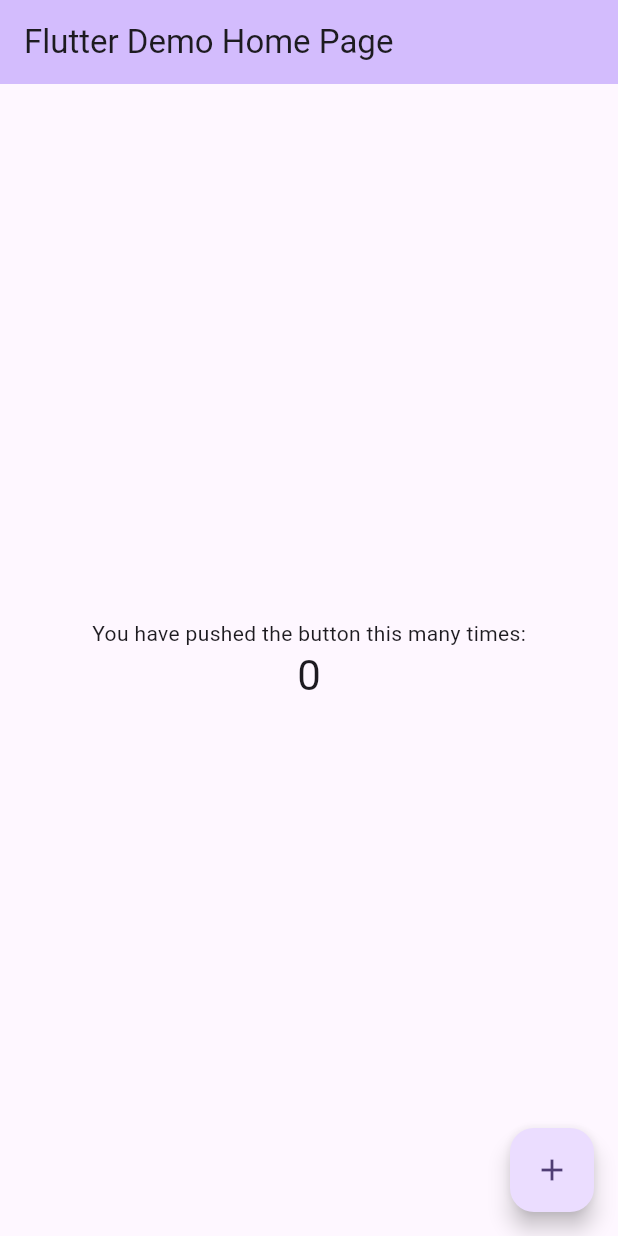
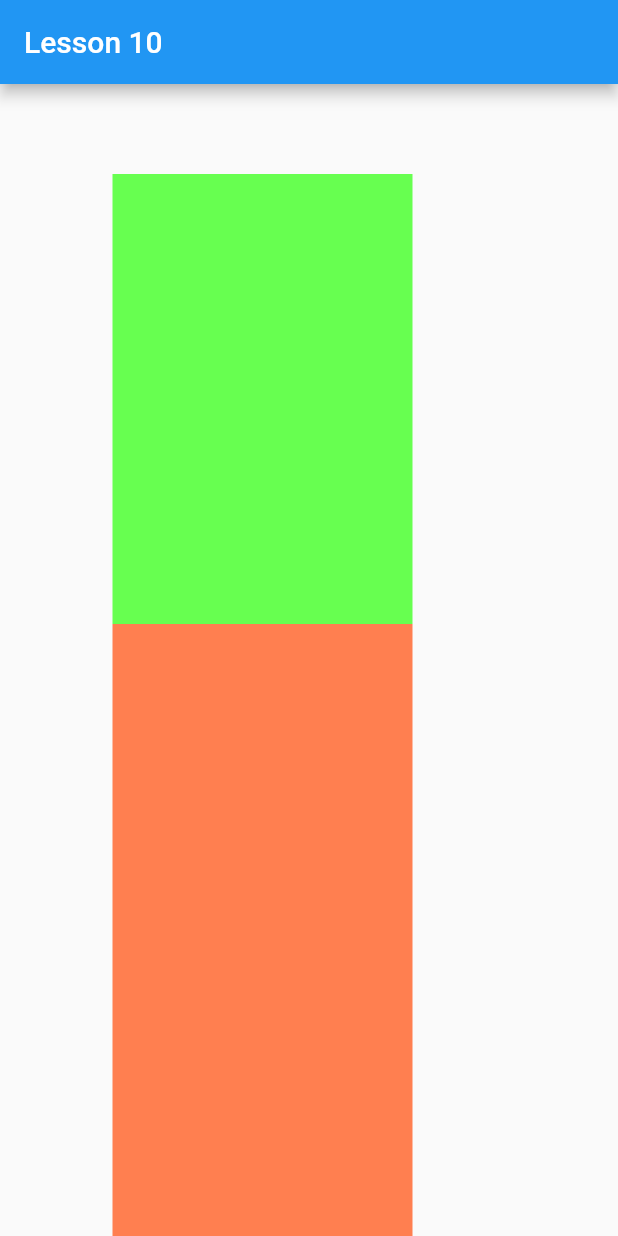
Before and after one commit to Luigita/Rilievi-Nusco, a Flutter app: the screen it shows after launch, on a phone screen of 412 x 824 dp. Run offline on Flutter 3.47's test engine with Material 2 defaults, Android fonts, the phone set to English and light mode, and no system bars; our stand-ins replace sqflite; accounts and stored records are empty.

Commit message:
NUOVO BRANCH

```diff
--- a/lib/main.dart
+++ b/lib/main.dart
@@ -1,125 +1,118 @@
 import 'package:flutter/material.dart';
 
-void main() {
-  runApp(const MyApp());
-}
+void main() => runApp(const MyApp());
 
 class MyApp extends StatelessWidget {
   const MyApp({super.key});
 
-  // This widget is the root of your application.
   @override
   Widget build(BuildContext context) {
-    return MaterialApp(
-      title: 'Flutter Demo',
-      theme: ThemeData(
-        // This is the theme of your application.
-        //
-        // TRY THIS: Try running your application with "flutter run". You'll see
-        // the application has a blue toolbar. Then, without quitting the app,
-        // try changing the seedColor in the colorScheme below to Colors.green
-        // and then invoke "hot reload" (save your changes or press the "hot
-        // reload" button in a Flutter-supported IDE, or press "r" if you used
-        // the command line to start the app).
-        //
-        // Notice that the counter didn't reset back to zero; the application
-        // state is not lost during the reload. To reset the state, use hot
-        // restart instead.
-        //
-        // This works for code too, not just values: Most code changes can be
-        // tested with just a hot reload.
-        colorScheme: ColorScheme.fromSeed(seedColor: Colors.deepPurple),
-        useMaterial3: true,
-      ),
-      home: const MyHomePage(title: 'Flutter Demo Home Page'),
+    return const MaterialApp(
+      title: 'Hello Flutter!',
+      home: OrangeContainer(text: 'Lesson 10'),
+      //home: Counter(),
     );
   }
 }
 
-class MyHomePage extends StatefulWidget {
-  const MyHomePage({super.key, required this.title});
+class OrangeContainer extends StatelessWidget {
 
-  // This widget is the home page of your application. It is stateful, meaning
-  // that it has a State object (defined below) that contains fields that affect
-  // how it looks.
+  final String text;
 
-  // This class is the configuration for the state. It holds the values (in this
-  // case the title) provided by the parent (in this case the App widget) and
-  // used by the build method of the State. Fields in a Widget subclass are
-  // always marked "final".
-
-  final String title;
-
+  const OrangeContainer({super.key, required this.text});
   @override
-  State<MyHomePage> createState() => _MyHomePageState();
+  Widget build(BuildContext context) {
+    return Scaffold (
+        appBar: AppBar(
+          title: Text(text),
+        ),
+        body: SingleChildScrollView(
+            child: Padding(
+                padding: const EdgeInsets.all(50),
+                child: Column(
+                  children: <Widget>[
+                    Container(
+                        margin:
+                        const EdgeInsets.only(
+                            left: 25.0, right: 25.0, top: 10, bottom: 0
+                        ),
+                        color: const Color(0xFF67FF50),
+                        constraints: const BoxConstraints(
+                            maxHeight: 300.0,
+                            maxWidth: 200.0,
+                            minWidth: 150.0,
+                            minHeight: 150.0
+                        )
+                    ),
+                    Container(
+                        margin:
+                        const EdgeInsets.only(
+                            left: 25.0, right: 25.0, top: 0, bottom: 0
+                        ),
+                        color: const Color(0xFFFF7F50),
+                        constraints: const BoxConstraints(
+                            maxHeight: 300.0,
+                            maxWidth: 200.0,
+                            minWidth: 150.0,
+                            minHeight: 150.0
+                        )
+                    ),
+                    Container(
+                        margin:
+                        const EdgeInsets.only(
+                            left: 25.0, right: 25.0, top: 0, bottom: 10
+                        ),
+                        color: const Color(0xFFFF7F50),
+                        constraints: const BoxConstraints(
+                            maxHeight: 300.0,
+                            maxWidth: 200.0,
+                            minWidth: 150.0,
+                            minHeight: 150.0
+                        )
+                    ),
+                    const Text(
+                        'prova'
+                    )
+                ]
+              )
+            )
+        )
+    );
+  }
 }
 
-class _MyHomePageState extends State<MyHomePage> {
+class CounterState extends State<Counter> {
+
   int _counter = 0;
-
   void _incrementCounter() {
     setState(() {
-      // This call to setState tells the Flutter framework that something has
-      // changed in this State, which causes it to rerun the build method below
-      // so that the display can reflect the updated values. If we changed
-      // _counter without calling setState(), then the build method would not be
-      // called again, and so nothing would appear to happen.
       _counter++;
     });
   }
-
   @override
   Widget build(BuildContext context) {
-    // This method is rerun every time setState is called, for instance as done
-    // by the _incrementCounter method above.
-    //
-    // The Flutter framework has been optimized to make rerunning build methods
-    // fast, so that you can just rebuild anything that needs updating rather
-    // than having to individually change instances of widgets.
     return Scaffold(
       appBar: AppBar(
-        // TRY THIS: Try changing the color here to a specific color (to
-        // Colors.amber, perhaps?) and trigger a hot reload to see the AppBar
-        // change color while the other colors stay the same.
-        backgroundColor: Theme.of(context).colorScheme.inversePrimary,
-        // Here we take the value from the MyHomePage object that was created by
-        // the App.build method, and use it to set our appbar title.
-        title: Text(widget.title),
+        title: const Text('StatefulWidget'),
       ),
       body: Center(
-        // Center is a layout widget. It takes a single child and positions it
-        // in the middle of the parent.
-        child: Column(
-          // Column is also a layout widget. It takes a list of children and
-          // arranges them vertically. By default, it sizes itself to fit its
-          // children horizontally, and tries to be as tall as its parent.
-          //
-          // Column has various properties to control how it sizes itself and
-          // how it positions its children. Here we use mainAxisAlignment to
-          // center the children vertically; the main axis here is the vertical
-          // axis because Columns are vertical (the cross axis would be
-          // horizontal).
-          //
-          // TRY THIS: Invoke "debug painting" (choose the "Toggle Debug Paint"
-          // action in the IDE, or press "p" in the console), to see the
-          // wireframe for each widget.
-          mainAxisAlignment: MainAxisAlignment.center,
-          children: <Widget>[
-            const Text(
-              'You have pushed the button this many times:',
-            ),
-            Text(
-              '$_counter',
-              style: Theme.of(context).textTheme.headlineMedium,
-            ),
-          ],
-        ),
+          child: Text(
+            '$_counter',
+            style: const TextStyle(fontSize: 30),
+          )
       ),
       floatingActionButton: FloatingActionButton(
         onPressed: _incrementCounter,
-        tooltip: 'Increment',
         child: const Icon(Icons.add),
-      ), // This trailing comma makes auto-formatting nicer for build methods.
+      ),
     );
   }
 }
+
+
+class Counter extends StatefulWidget {
+  const Counter({super.key});
+  @override
+  CounterState createState() => CounterState();
+
+}
```
Also changed, not shown: lib/database.dart (added, +84 -0 lines), lib/inserimento_testo.dart (added, +276 -0 lines), lib/mio_database.dart (added, +70 -0 lines), pubspec.yaml (+8 -0 lines), pubspec.lock, 2 other files.
